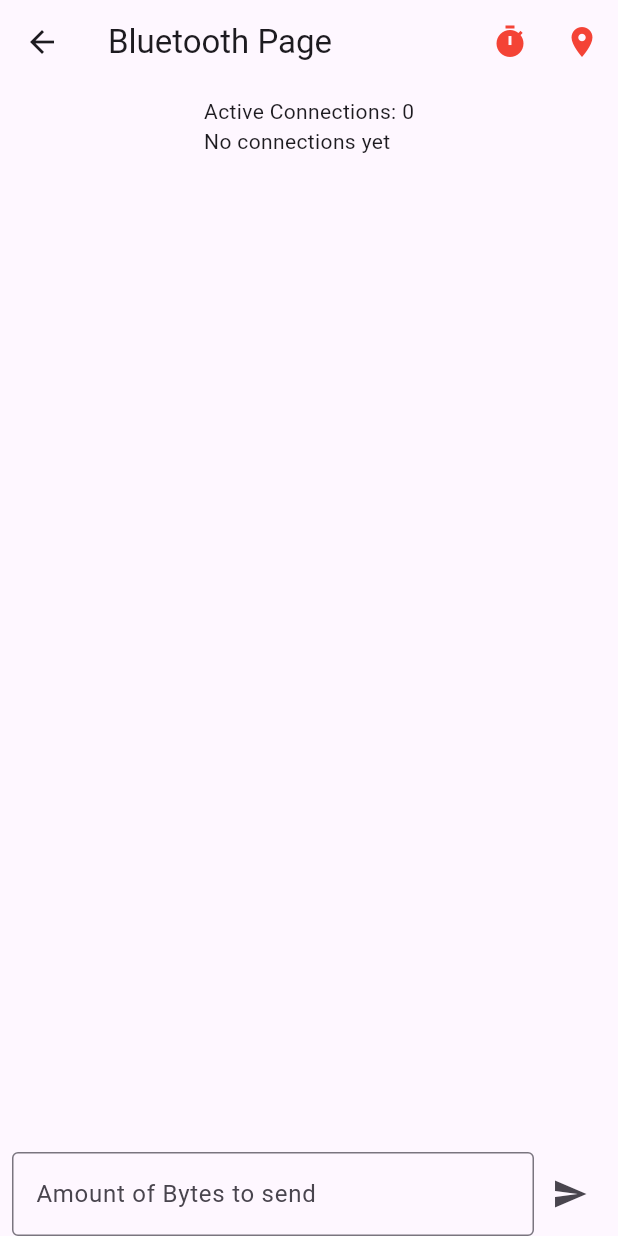
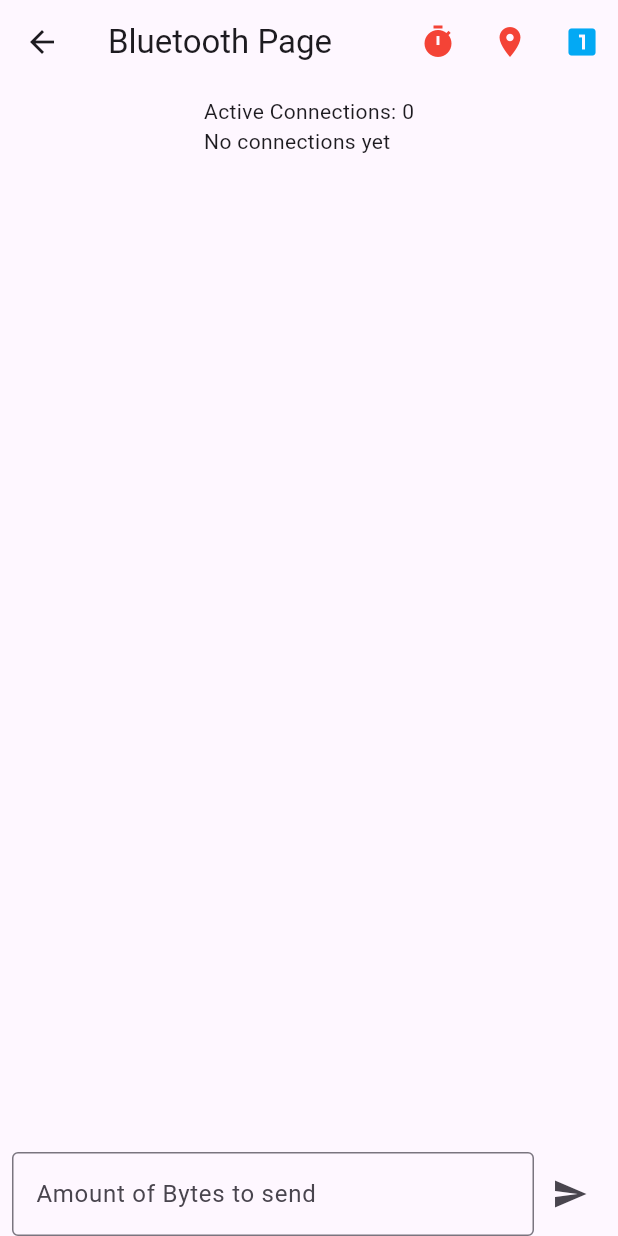
Before and after one commit to NicoDoebele/flutter-p2p-demo, a Flutter app: the screen it shows after launch, after a tap on "Go to Bluetooth Low Energy Page", on a phone screen of 412 x 824 dp. Run offline on Flutter 3.47's test engine with Material 3 defaults, Android fonts, the phone set to English and light mode, and no system bars; our stand-ins replace flutter_blue_plus, geolocator, permission_handler; missing offline and left inert: dart:ffi.

```diff
--- a/lib/pages/bluetooth.dart
+++ b/lib/pages/bluetooth.dart
@@ -46,6 +46,8 @@ class BluetoothPageState extends State<BluetoothPage> {
 
   bool automatedMessages = false;
   Timer? automatedMessageTimer;
+
+  String currentPhy = "LE1M";
 
   @override
   void initState() {
@@ -142,8 +144,13 @@ class BluetoothPageState extends State<BluetoothPage> {
             await Future.delayed(const Duration(milliseconds: 50));
           }
 
+          if (currentPhy == "LE2M") {
+            await result.device.setPreferredPhy(txPhy: Phy.le2m.mask, rxPhy: Phy.le2m.mask, option: PhyCoding.s2);
+          } else {
+            await result.device.setPreferredPhy(txPhy: Phy.le1m.mask, rxPhy: Phy.le1m.mask, option: PhyCoding.s2);
+          }
+
           await result.device.requestConnectionPriority(connectionPriorityRequest: ConnectionPriority.high);
-          await result.device.setPreferredPhy(txPhy: Phy.le2m.mask, rxPhy: Phy.le2m.mask, option: PhyCoding.s2);
 
           setState(() {
             firstConnectionTime ??= DateTime.now();
@@ -406,6 +413,26 @@ class BluetoothPageState extends State<BluetoothPage> {
     }
   }
 
+  void _togglePhy() {
+    if (currentPhy == "LE1M") {
+      for (BluetoothDevice device in FlutterBluePlus.connectedDevices) {
+        device.setPreferredPhy(txPhy: Phy.le2m.mask, rxPhy: Phy.le2m.mask, option: PhyCoding.s2);
+      }
+
+      setState(() {
+        currentPhy = "LE2M";
+      });
+    } else {
+      for (BluetoothDevice device in FlutterBluePlus.connectedDevices) {
+        device.setPreferredPhy(txPhy: Phy.le1m.mask, rxPhy: Phy.le1m.mask, option: PhyCoding.s2);
+      }
+
+      setState(() {
+        currentPhy = "LE1M";
+      });
+    }
+  }
+
   @override
   Widget build(BuildContext context) {
     return Scaffold(
@@ -425,6 +452,13 @@ class BluetoothPageState extends State<BluetoothPage> {
               color: locationEnabled ? Colors.green : Colors.red,  // Change color based on condition
             ),
             onPressed: _toggleLocation,
+          ),
+          IconButton(
+            icon: Icon(
+              currentPhy == "LE1M" ? Icons.looks_one : Icons.looks_two,
+              color: currentPhy == "LE1M" ? Colors.lightBlue : Colors.blue,  // Change color based on condition
+            ),
+            onPressed: _togglePhy,
           ),
         ],
       ),
```
